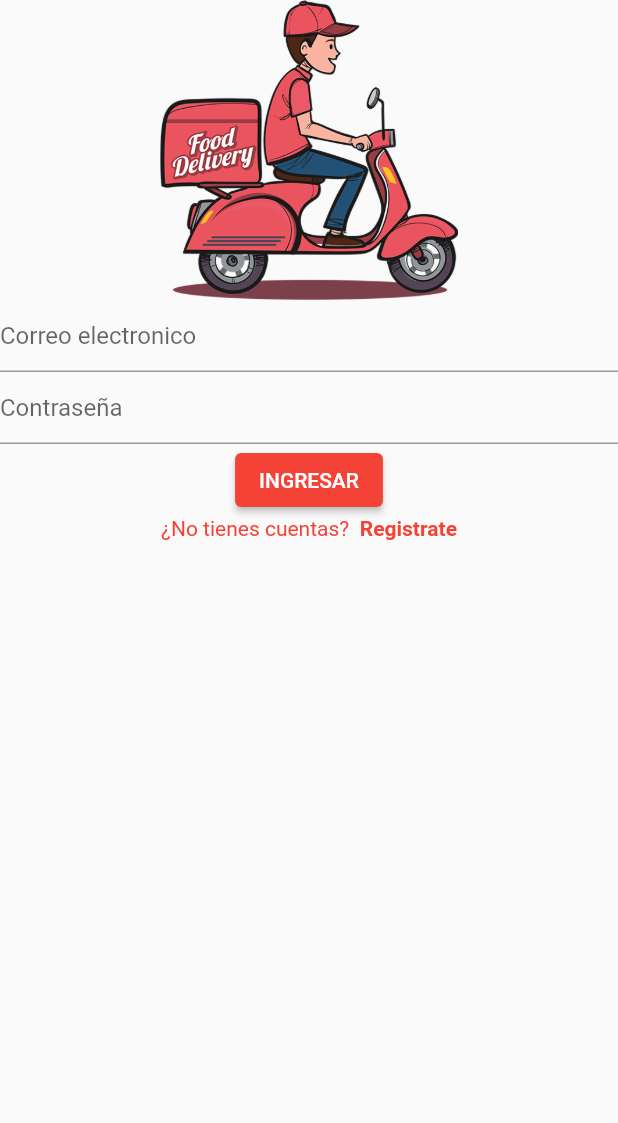
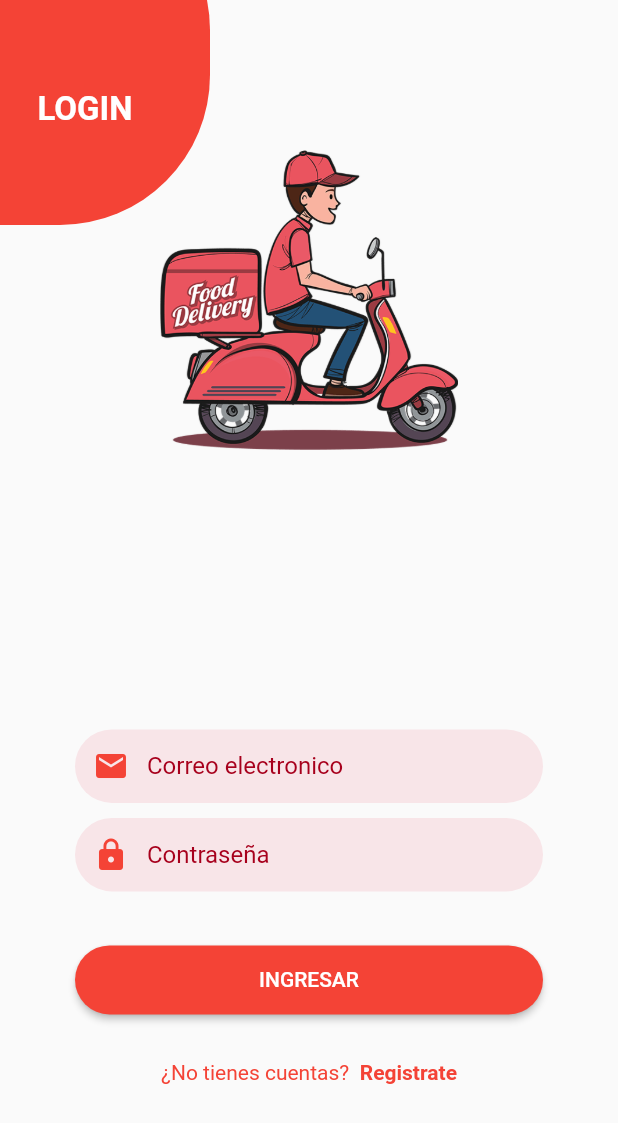
Before and after one commit to JairGRC/Flutter_delivery, a Flutter app: the screen it shows after launch, on a phone screen of 412 x 824 dp. Shown: the top 1123 px of the screen. Run offline on Flutter 3.47's test engine with Material 2 defaults, Android fonts, the phone set to English and light mode, and no system bars.

Commit message:
Diseño Login- Principal

```diff
--- a/lib/src/login/login_page.dart
+++ b/lib/src/login/login_page.dart
@@ -1,4 +1,7 @@
+
+
 import 'package:flutter/material.dart';
+import 'package:flutter_delivery_udemy/src/utils/my_colors.dart';
 class LoginPage extends StatefulWidget {
   const LoginPage({Key? key}) : super(key: key);
 
@@ -15,14 +18,29 @@ class _LoginPageState extends State<LoginPage> {
     return Scaffold(
         body: Container(
           width: double.infinity,
-          child: Column(
+          child: Stack(
+            children: [
+              Positioned(
+                  top: -80,
+                  left: -100,
+                  child: _circleLogin()
+              ),
+              Positioned(
+                  child: _textLogin(),
+                  top: 60,
+                  left: 25,
+              ),
+              Column(
                 crossAxisAlignment: CrossAxisAlignment.center,
                 children: [
+
                   _imageBanner(),
                   _textFieldEmail(),
                   _textFieldPassword(),
                   _buttonLogin(),
                   _textDontHaveAccount()
+                ],
+              ),
             ],
           ),
         )
@@ -50,31 +68,100 @@ class _LoginPageState extends State<LoginPage> {
       ]
     );
   }
+  Widget _textLogin(){
+    return Text(
+      'LOGIN',
+      style: TextStyle(
+        color: Colors.white,
+        fontWeight: FontWeight.bold,
+        fontSize: 22
+      ),
+    );
+  }
   Widget _buttonLogin(){
-    return  ElevatedButton(
+    return  Container(
+      width: double.infinity,
+      margin: EdgeInsets.symmetric(horizontal: 50, vertical: 30),
+      child: ElevatedButton(
           onPressed: (){},
-        child: Text('INGRESAR')
+          child: Text('INGRESAR'),
+          style: ElevatedButton.styleFrom(
+            primary: Colors.red,
+            shape: RoundedRectangleBorder(
+              borderRadius: BorderRadius.circular(30)
+            ),
+            padding: EdgeInsets.symmetric(vertical: 15)
+          ),
+      ),
     );
   }
   Widget _textFieldPassword(){
-    return TextField(
+    return Container(
+      margin: EdgeInsets.symmetric(horizontal: 50,vertical: 5),
+      decoration: BoxDecoration(
+          color: MyColors.primaryOpacituColor,
+          borderRadius: BorderRadius.circular(30)
+      ),
+      child: TextField(
         decoration: InputDecoration(
-          hintText: 'Contraseña'
+            hintText: 'Contraseña',
+            border: InputBorder.none,
+            contentPadding: EdgeInsets.all(15),
+            hintStyle: TextStyle(
+                color: MyColors.primaryColorDark
+            ),
+            prefixIcon: Icon(
+              Icons.lock,
+              color: Colors.red,
             )
+        ),
+      ),
     );
   }
   Widget _textFieldEmail(){
-    return TextField(
+    return Container(
+      margin: EdgeInsets.symmetric(horizontal: 50, vertical: 5),
+      decoration: BoxDecoration(
+        color: MyColors.primaryOpacituColor,
+        borderRadius: BorderRadius.circular(30)
+      ),
+      child: TextField(
         decoration: InputDecoration(
-          hintText: 'Correo electronico'
+            hintText: 'Correo electronico',
+            border: InputBorder.none,
+            contentPadding: EdgeInsets.all(15),
+            hintStyle: TextStyle(
+                color: MyColors.primaryColorDark
+            ),
+          prefixIcon: Icon(
+            Icons.email,
+            color: Colors.red,
+          )
+        ),
+      ),
+    );
+  }
+  Widget _circleLogin(){
+    return Container(
+      width: 240,
+      height: 230,
+      decoration: BoxDecoration(
+        borderRadius: BorderRadius.circular(100),
+        color:Colors.red
       ),
     );
   }
   Widget _imageBanner (){
-    return  Image.asset(
+    return  Container(
+      margin: EdgeInsets.only(
+          top: 100,
+          bottom: MediaQuery.of(context).size.height*0.22
+      ),
+      child: Image.asset(
         'assets/img/delivery.png',
         width: 200,
         height: 200
+      ),
     );
   }
 }
--- a/lib/src/utils/my_colors.dart
+++ b/lib/src/utils/my_colors.dart
@@ -2,4 +2,6 @@ import 'package:flutter/material.dart';
 
 class MyColors {
     static Color primaryColor=  const Color(0xFFE70D32);
+    static Color primaryColorDark=  const Color(0xFFa7001c);
+    static Color primaryOpacituColor= Color.fromRGBO(231, 13, 50, 0.09);
 }
```
Lines whose indentation alone changed are shown as unchanged.
